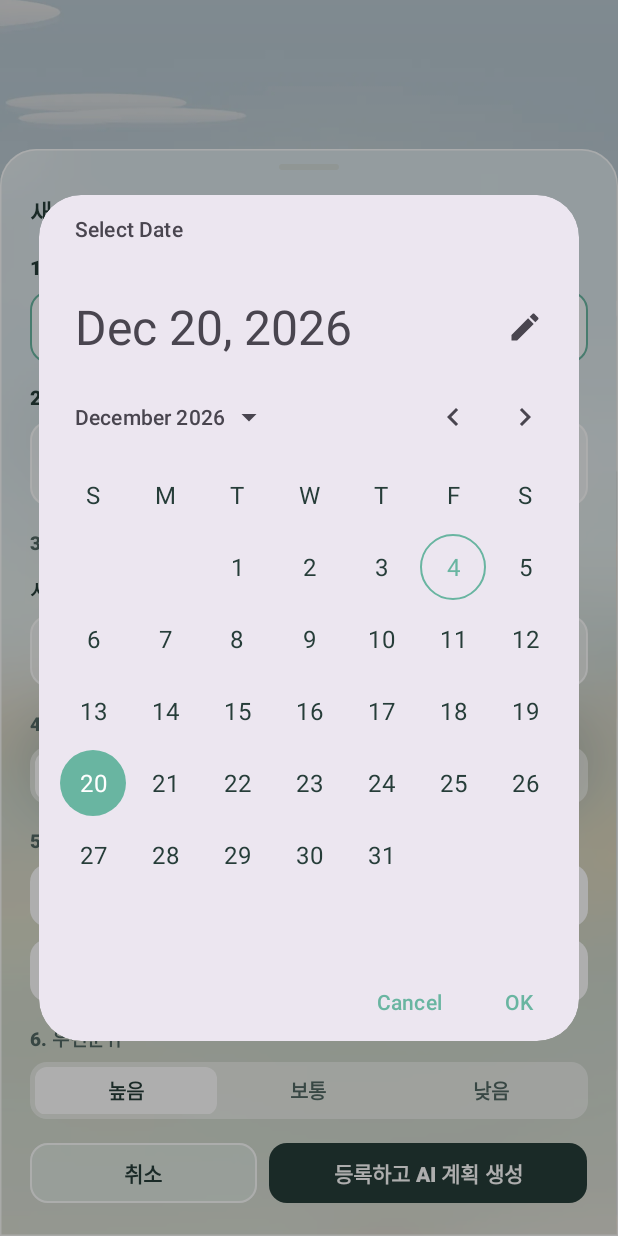
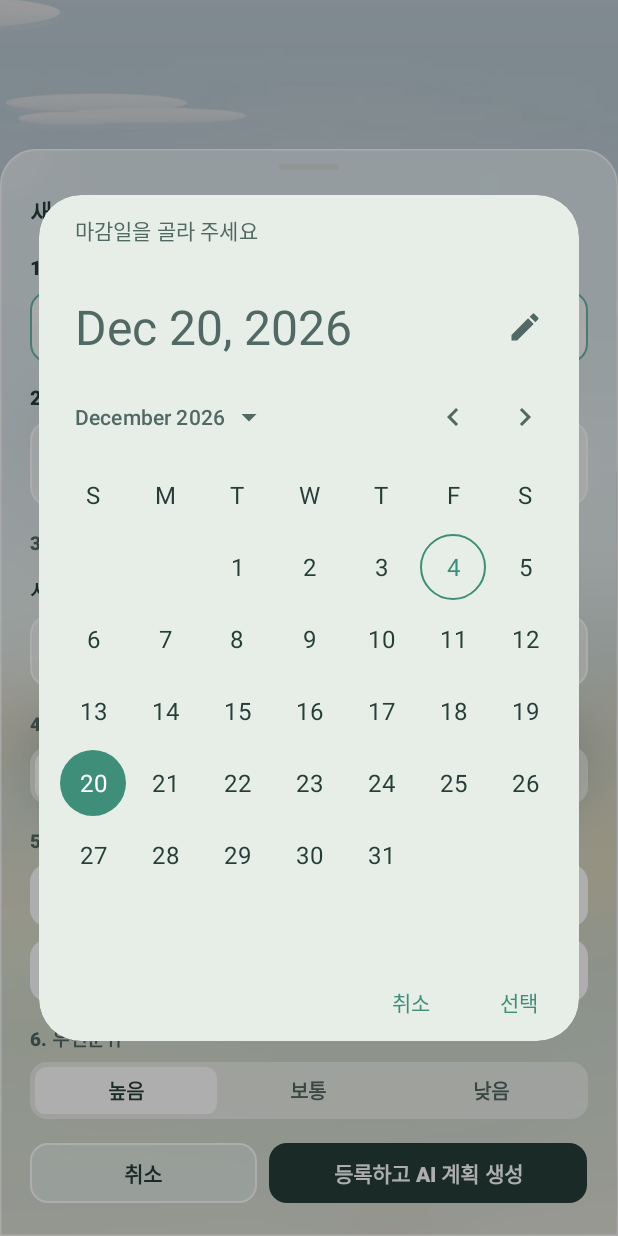
Before and after one commit to DahaeYoon/OREUM, an Android app: the GoalFormFragment screen opened through its navigation route, after a tap on an icon or button, on a phone screen of 412 x 824 dp. Run offline under Robolectric (Android 15) with nearby library versions, the phone set to English and light mode, and no system bars; our stand-ins replace Firebase (no records; nobody signed in at launch, a user with empty details on screens opened directly), navigation-ui.

Commit message:
design: 아래 탭 프로토타입 모양, 날짜 선택 디자인, AI 테스트 코드 복사
- 아래 탭: 흰 바탕 · 위 1dp 선 · 높이 64dp, 선택 탭은 민트 알약(52×28) + 굵은 글자 (프로토타입 .bottomnav)
- 날짜 선택: 앱 색 달력(크림 카드 · 숲색 선택), 제목 · 선택 버튼, 마감일은 시작일 이후만
- debug 앱: 마이 → 오름 소개에서 이 기기의 AI 테스트 코드(App Check 디버그 토큰) 복사

```diff
--- a/app/src/debug/java/com/example/oreum/AppCheckSetup.kt
+++ b/app/src/debug/java/com/example/oreum/AppCheckSetup.kt
@@ -1,6 +1,8 @@
 package com.example.oreum
 
+import android.content.Context
 import android.util.Log
+import com.google.firebase.FirebaseApp
 import com.google.firebase.appcheck.FirebaseAppCheck
 import com.google.firebase.appcheck.debug.DebugAppCheckProviderFactory
 
@@ -19,5 +21,15 @@ object AppCheckSetup {
             .addOnFailureListener { Log.w(TAG, "App Check 토큰을 아직 받지 못했어요 (디버그 토큰을 콘솔에 등록했는지 확인)", it) }
     }
 
+    /**
+     * 이 기기의 디버그 토큰 (테스트하는 사람이 마이 → 오름 소개에서 복사해 앱 주인에게 보내요).
+     * 기기마다 달라요. 콘솔에 등록하면 그 기기에서 AI를 쓸 수 있어요. 아직 만들어지지 않았으면 null.
+     */
+    fun debugToken(context: Context): String? = runCatching {
+        val key = FirebaseApp.getInstance().persistenceKey
+        context.getSharedPreferences("com.google.firebase.appcheck.debug.store.$key", Context.MODE_PRIVATE)
+            .getString("com.google.firebase.appcheck.debug.DEBUG_SECRET", null)
+    }.getOrNull()
+
     private const val TAG = "OreumAppCheck"
 }
--- a/app/src/main/java/com/example/oreum/MainActivity.kt
+++ b/app/src/main/java/com/example/oreum/MainActivity.kt
@@ -1,6 +1,5 @@
 package com.example.oreum
 
-import android.content.res.ColorStateList
 import android.graphics.Color
 import android.os.Bundle
 import androidx.activity.SystemBarStyle
@@ -68,11 +67,7 @@ class MainActivity : AppCompatActivity() {
             val visible = destination.id in topLevelDestinations
             binding.bottomNav.isVisible = visible
             binding.navDivider.isVisible = visible
-            // 홈: 산 카드와 이어지는 크림색 탭 (프로토타입 immersive) · 다른 화면: 흰 탭 + 연한 회색 선
-            val home = destination.id == R.id.homeFragment
-            binding.bottomNav.backgroundTintList = ColorStateList.valueOf(if (home) 0xFFFBFAF4.toInt() else Color.WHITE)
-            binding.bottomNav.itemActiveIndicatorColor = ColorStateList.valueOf(if (home) 0xBFFFFFFF.toInt() else 0xFFE3F1EC.toInt())
-            binding.navDivider.setBackgroundColor(if (home) 0xFFFFFFFF.toInt() else 0xFFE1E8E5.toInt())
+            // 모든 탭 화면에서 프로토타입과 같은 모양: 흰 탭 + 위 1px 연한 회색 선 (색은 themes.xml · activity_main.xml)
         }
     }
 }
--- a/app/src/main/java/com/example/oreum/ui/mypage/MyPageFragment.kt
+++ b/app/src/main/java/com/example/oreum/ui/mypage/MyPageFragment.kt
@@ -1,6 +1,8 @@
 package com.example.oreum.ui.mypage
 
 import android.graphics.drawable.GradientDrawable
+import android.content.ClipData
+import android.content.ClipboardManager
 import android.os.Bundle
 import android.view.View
 import androidx.appcompat.app.AlertDialog
@@ -11,6 +13,7 @@ import androidx.lifecycle.lifecycleScope
 import androidx.lifecycle.repeatOnLifecycle
 import androidx.navigation.NavOptions
 import androidx.navigation.fragment.findNavController
+import com.example.oreum.AppCheckSetup
 import com.example.oreum.R
 import com.example.oreum.data.repository.AuthRepository
 import com.example.oreum.data.repository.AuthRepositoryProvider
@@ -105,11 +108,20 @@ class MyPageFragment : Fragment(R.layout.fragment_mypage) {
 
     /** 오름 소개: 앱 설명 · AI 사용 안내 · 버전 */
     private fun showAbout() {
-        MaterialAlertDialogBuilder(requireContext())
+        val builder = MaterialAlertDialogBuilder(requireContext())
             .setTitle(R.string.mypage_about_title)
             .setMessage(getString(R.string.mypage_about_body, versionName()))
             .setPositiveButton(R.string.dialog_close, null)
-            .show()
+        // 테스트용(debug) 앱에만: 이 기기의 AI 테스트 등록 코드(App Check 디버그 토큰) 복사
+        val token = AppCheckSetup.debugToken(requireContext())
+        if (token != null) {
+            builder.setNeutralButton(R.string.mypage_copy_device_code) { _, _ ->
+                val cm = requireContext().getSystemService(ClipboardManager::class.java)
+                cm.setPrimaryClip(ClipData.newPlainText("OREUM device code", token))
+                requireActivity().showToast(R.string.toast_device_code_copied)
+            }
+        }
+        builder.show()
     }
 
     private fun versionName(): String = runCatching {
--- a/app/src/main/java/com/example/oreum/ui/study/GoalFormFragment.kt
+++ b/app/src/main/java/com/example/oreum/ui/study/GoalFormFragment.kt
@@ -19,6 +19,9 @@ import com.example.oreum.ui.common.GlassSheetFragment
 import com.example.oreum.util.DateText
 import com.example.oreum.util.onChildClick
 import com.example.oreum.util.selectChild
+import androidx.annotation.StringRes
+import com.google.android.material.datepicker.CalendarConstraints
+import com.google.android.material.datepicker.DateValidatorPointForward
 import com.google.android.material.datepicker.MaterialDatePicker
 import kotlinx.coroutines.launch
 import java.time.Instant
@@ -64,8 +67,13 @@ class GoalFormFragment : GlassSheetFragment() {
         binding.btnWeekendMinus.setOnClickListener { viewModel.changeWeekend(-STEP_MINUTES) }
         binding.btnWeekendPlus.setOnClickListener { viewModel.changeWeekend(STEP_MINUTES) }
 
-        binding.btnStart.setOnClickListener { pickDate(viewModel.uiState.value.startDate) { viewModel.setStartDate(it) } }
-        binding.btnDue.setOnClickListener { pickDate(viewModel.uiState.value.dueDate) { viewModel.setDueDate(it) } }
+        binding.btnStart.setOnClickListener {
+            pickDate(R.string.date_pick_start, viewModel.uiState.value.startDate) { viewModel.setStartDate(it) }
+        }
+        binding.btnDue.setOnClickListener {
+            // 마감일은 시작일 이후만 고를 수 있어요
+            pickDate(R.string.date_pick_due, viewModel.uiState.value.dueDate, from = viewModel.uiState.value.startDate) { viewModel.setDueDate(it) }
+        }
 
         viewLifecycleOwner.lifecycleScope.launch {
             viewLifecycleOwner.repeatOnLifecycle(Lifecycle.State.STARTED) {
@@ -108,10 +116,27 @@ class GoalFormFragment : GlassSheetFragment() {
         }
     }
 
-    /** MaterialDatePicker는 UTC 자정 기준 millis를 써요. */
-    private fun pickDate(current: LocalDate, onPicked: (LocalDate) -> Unit) {
+    /**
+     * 날짜 선택 (앱 디자인에 맞춘 달력). from이 있으면 그날 이후만 고를 수 있어요.
+     * MaterialDatePicker는 UTC 자정 기준 millis를 써요.
+     */
+    private fun pickDate(@StringRes title: Int, current: LocalDate, from: LocalDate? = null, onPicked: (LocalDate) -> Unit) {
+        fun millis(d: LocalDate) = d.atStartOfDay(ZoneOffset.UTC).toInstant().toEpochMilli()
+        val constraints = CalendarConstraints.Builder().apply {
+            if (from != null) {
+                setStart(millis(from.withDayOfMonth(1)))
+                setValidator(DateValidatorPointForward.from(millis(from)))
+            }
+            // 처음 보여 줄 달 (고를 수 있는 범위 밖이면 범위 첫 달로)
+            setOpenAt(millis(if (from != null && current < from) from else current))
+        }.build()
         val picker = MaterialDatePicker.Builder.datePicker()
-            .setSelection(current.atStartOfDay(ZoneOffset.UTC).toInstant().toEpochMilli())
+            .setTheme(R.style.ThemeOverlay_OREUM_DatePicker)
+            .setTitleText(title)
+            .setPositiveButtonText(R.string.date_pick_ok)
+            .setNegativeButtonText(R.string.study_form_cancel)
+            .setCalendarConstraints(constraints)
+            .setSelection(millis(current))
             .build()
         picker.addOnPositiveButtonClickListener { millis ->
             onPicked(Instant.ofEpochMilli(millis).atZone(ZoneOffset.UTC).toLocalDate())
--- /dev/null
+++ b/app/src/main/res/color/bottom_nav_icon.xml
@@ -0,0 +1,6 @@
+<?xml version="1.0" encoding="utf-8"?>
+<!-- 아래 탭 아이콘 (프로토타입): 선택 = 숲색 (민트 알약 위), 나머지 = 회색 -->
+<selector xmlns:android="http://schemas.android.com/apk/res/android">
+    <item android:color="@color/oreum_forest_deep" android:state_checked="true" />
+    <item android:color="@color/oreum_ink3" />
+</selector>
--- a/app/src/main/res/color/bottom_nav_item.xml
+++ b/app/src/main/res/color/bottom_nav_item.xml
@@ -1,5 +1,6 @@
 <?xml version="1.0" encoding="utf-8"?>
+<!-- 아래 탭 글자 (프로토타입): 선택 = 진한 글자, 나머지 = 회색 -->
 <selector xmlns:android="http://schemas.android.com/apk/res/android">
-    <item android:color="@color/oreum_forest_deep" android:state_checked="true" />
-    <item android:color="@color/oreum_sub_text" />
+    <item android:color="@color/oreum_dark_text" android:state_checked="true" />
+    <item android:color="@color/oreum_ink3" />
 </selector>
--- a/app/src/main/res/layout/activity_main.xml
+++ b/app/src/main/res/layout/activity_main.xml
@@ -23,7 +23,7 @@
     <View
         android:id="@+id/nav_divider"
         android:layout_width="match_parent"
-        android:layout_height="1px"
+        android:layout_height="1dp"
         android:background="#E1E8E5"
         android:visibility="gone" />
 
--- a/app/src/main/res/values/strings.xml
+++ b/app/src/main/res/values/strings.xml
@@ -27,6 +27,9 @@
     <string name="find_password_sending">보내는 중…</string>
     <string name="toast_find_password_sent">가입한 이메일이라면 재설정 링크를 보냈어요. 메일함(스팸함도)을 확인해 주세요</string>
     <string name="dialog_close">닫기</string>
+    <string name="date_pick_start">시작일을 골라 주세요</string>
+    <string name="date_pick_due">마감일을 골라 주세요</string>
+    <string name="date_pick_ok">선택</string>
 
     <!-- STEP 1 · 회원가입 -->
     <string name="signup_button">가입하기</string>
@@ -351,6 +354,8 @@
     <string name="mypage_version">버전</string>
     <string name="mypage_about">오름 소개</string>
     <string name="mypage_about_title">오름 · OREUM</string>
+    <string name="mypage_copy_device_code">AI 테스트 코드 복사</string>
+    <string name="toast_device_code_copied">AI 테스트 코드를 복사했어요. 앱 담당자에게 보내 주세요</string>
     <string name="mypage_about_body">목표를 산으로, 공부를 등산로로 보여 주는 적응형 학습 코칭 앱이에요.\n\n· AI(Google Gemini)가 목표에 맞는 로드맵과 구간 계획을 만들고, 구간 결과를 분석해 다음 구간을 추천해요.\n· AI 계획은 내가 확인하고 승인해야만 적용돼요.\n· 학습 기록은 내 계정에만 저장돼요.\n\n버전 %1$s</string>
     <string name="mypage_logout_title">로그아웃할까요?</string>
     <string name="mypage_logout_body">다시 로그인하면 이어서 사용할 수 있어요.</string>
--- a/app/src/main/res/values/themes.xml
+++ b/app/src/main/res/values/themes.xml
@@ -18,6 +18,30 @@
     </style>
 
     <style name="Theme.OREUM" parent="Base.Theme.OREUM" />
+
+    <!-- 날짜 선택 (MaterialDatePicker): 크림 카드 · 모서리 28dp · 고른 날은 진한 숲색, 오늘은 숲색 테두리 -->
+    <style name="ThemeOverlay.OREUM.DatePicker" parent="ThemeOverlay.Material3.MaterialCalendar">
+        <item name="colorPrimary">@color/oreum_forest_deep</item>
+        <item name="colorOnPrimary">@color/white</item>
+        <item name="colorPrimaryContainer">#E3F3EE</item>
+        <item name="colorOnPrimaryContainer">@color/oreum_forest_deep</item>
+        <item name="colorSecondaryContainer">#E3F3EE</item>
+        <item name="colorOnSecondaryContainer">@color/oreum_forest_deep</item>
+        <item name="colorSurface">#FFFBFAF5</item>
+        <item name="colorSurfaceContainerHigh">#FFFBFAF5</item>
+        <item name="colorSurfaceContainerHighest">#FFF1F4F1</item>
+        <item name="colorOnSurface">@color/oreum_dark_text</item>
+        <item name="colorOnSurfaceVariant">@color/oreum_ink2</item>
+        <item name="colorOutline">#D3DCD9</item>
+        <item name="colorOutlineVariant">#E1E8E5</item>
+        <item name="shapeAppearanceCornerExtraLarge">@style/ShapeAppearance.OREUM.Corner28</item>
+        <item name="android:backgroundDimAmount">0.32</item>
+    </style>
+
+    <style name="ShapeAppearance.OREUM.Corner28" parent="">
+        <item name="cornerFamily">rounded</item>
+        <item name="cornerSize">28dp</item>
+    </style>
 
     <!-- 아래에서 올라오는 반투명 팝업 (프로토타입 .glass-sheet)
          창 배경은 완전히 투명하고, 팝업 내용에만 유리 배경(GlassBackgroundDrawable)을 깔아요.
@@ -92,17 +116,40 @@
     </style>
 
     <!-- 하단 내비게이션 -->
+    <!-- 아래 탭 (프로토타입 .bottomnav): 흰 바탕 · 높이 64dp · 위 1px 선(activity_main의 nav_divider)
+         선택: 아이콘은 숲색 + 민트 알약(52×28), 글자는 진하고 굵게 · 나머지: 회색 아이콘 · 글자 11sp -->
     <style name="Widget.OREUM.BottomNav" parent="Widget.Material3.BottomNavigationView">
         <item name="backgroundTint">@color/white</item>
         <item name="elevation">0dp</item>
         <item name="android:elevation">0dp</item>
-        <item name="itemIconTint">@color/bottom_nav_item</item>
+        <item name="android:minHeight">64dp</item>
+        <item name="itemIconTint">@color/bottom_nav_icon</item>
         <item name="itemTextColor">@color/bottom_nav_item</item>
+        <item name="itemTextAppearanceInactive">@style/TextAppearance.OREUM.BottomNav</item>
+        <item name="itemTextAppearanceActive">@style/TextAppearance.OREUM.BottomNav.Active</item>
         <item name="itemActiveIndicatorStyle">@style/Widget.OREUM.BottomNav.Indicator</item>
         <item name="labelVisibilityMode">labeled</item>
     </style>
 
     <style name="Widget.OREUM.BottomNav.Indicator" parent="Widget.Material3.BottomNavigationView.ActiveIndicator">
-        <item name="android:color">#E3F1EC</item>
+        <item name="android:color">#E3F3EE</item>
+        <item name="android:width">52dp</item>
+        <item name="android:height">28dp</item>
+        <item name="shapeAppearance">@style/ShapeAppearance.OREUM.Pill14</item>
+    </style>
+
+    <style name="ShapeAppearance.OREUM.Pill14" parent="">
+        <item name="cornerFamily">rounded</item>
+        <item name="cornerSize">14dp</item>
+    </style>
+
+    <style name="TextAppearance.OREUM.BottomNav" parent="TextAppearance.Material3.LabelMedium">
+        <item name="android:textSize">11sp</item>
+        <item name="android:textStyle">normal</item>
+        <item name="android:letterSpacing">0</item>
+    </style>
+
+    <style name="TextAppearance.OREUM.BottomNav.Active">
+        <item name="android:textStyle">bold</item>
     </style>
 </resources>
```
Also changed, not shown: 1 other file.
